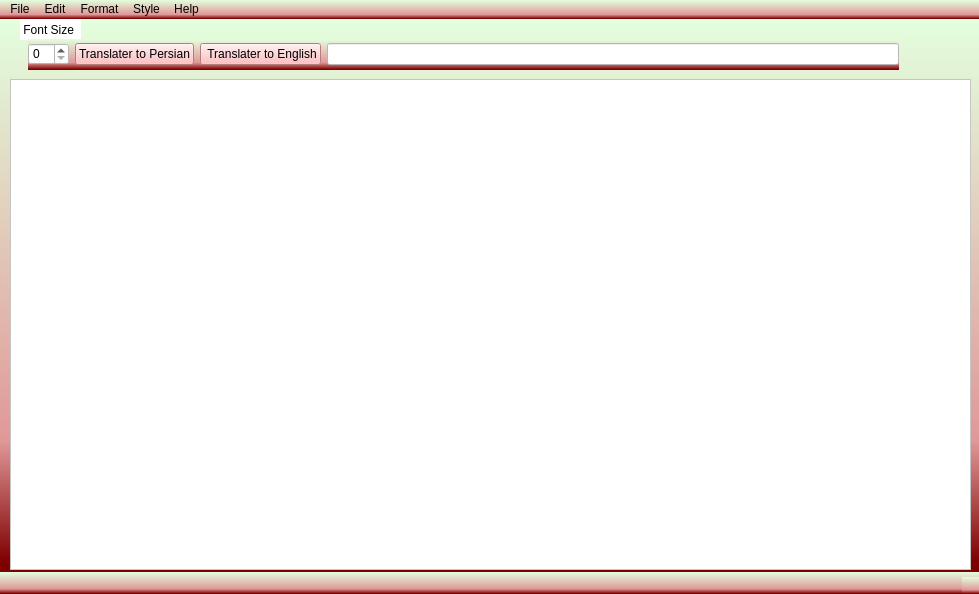
Before: the Qt Designer form design.ui in Hataee78/AP_Project_Mortazavi_Ataee_Haj, drawn with Qt 5.
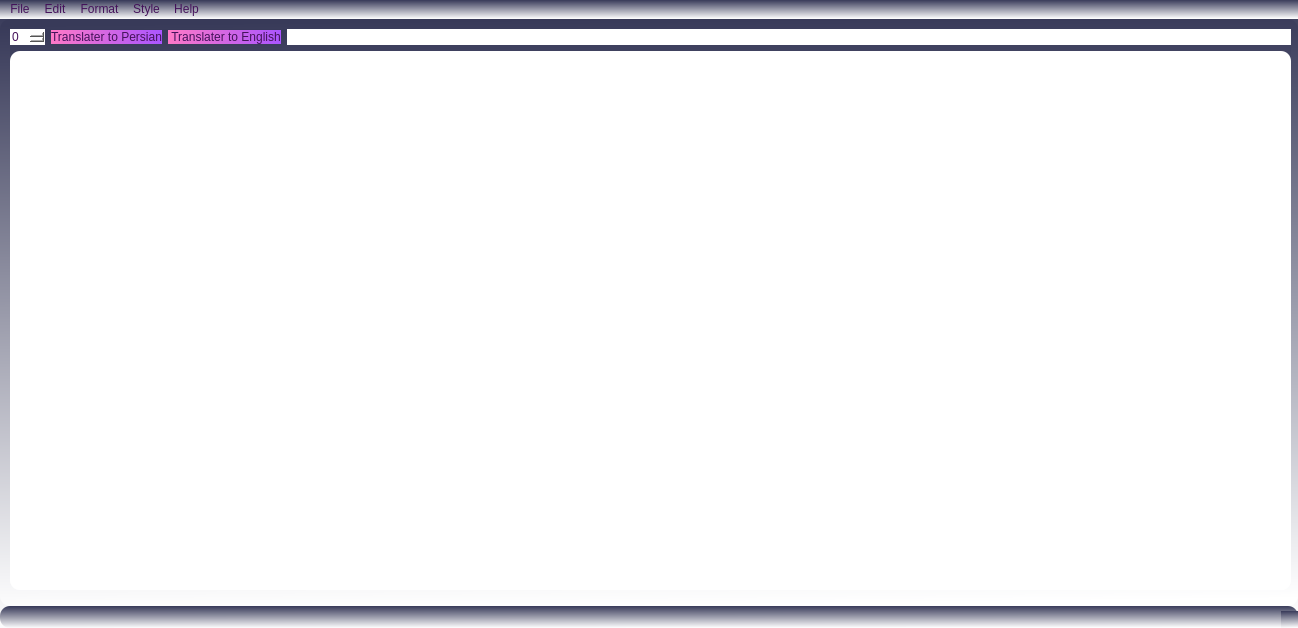
After: the same form once the commit is applied. Icons and pictures are not drawn.

```diff
--- a/design.ui
+++ b/design.ui
@@ -6,55 +6,32 @@
    <rect>
     <x>0</x>
     <y>0</y>
-    <width>979</width>
-    <height>594</height>
+    <width>1298</width>
+    <height>628</height>
    </rect>
   </property>
   <property name="windowTitle">
    <string>MainWindow</string>
   </property>
   <property name="styleSheet">
-   <string notr="true">background-color:qlineargradient(spread:pad, x1:0.483, y1:0, x2:0.483, y2:1, stop:0 rgba(227, 255, 221, 255), stop:0.761194 rgba(224, 152, 152, 255), stop:0.98 rgba(127, 0, 0, 255))</string>
+   <string notr="true">background-color: qlineargradient(spread:pad, x1:0.463, y1:0, x2:0.488, y2:1, stop:0 rgba(56, 58, 89, 255), stop:1 rgba(255, 255, 255, 255));
+color: rgb(68, 18, 90);
+selection-color: rgb(193, 92, 152);
+border-radius: 10px;
+</string>
   </property>
   <widget class="QWidget" name="centralwidget">
-   <widget class="QTextEdit" name="textEdit">
+   <widget class="QWidget" name="verticalLayoutWidget">
     <property name="geometry">
      <rect>
       <x>10</x>
-      <y>60</y>
-      <width>961</width>
-      <height>491</height>
+      <y>10</y>
+      <width>1281</width>
+      <height>561</height>
      </rect>
     </property>
-    <property name="styleSheet">
-     <string notr="true">QTextEdit { background-color: rgb(255, 255, 255)}</string>
-    </property>
-   </widget>
-   <widget class="QLabel" name="label">
-    <property name="geometry">
-     <rect>
-      <x>20</x>
-      <y>0</y>
-      <width>61</width>
-      <height>21</height>
-     </rect>
-    </property>
-    <property name="styleSheet">
-     <string notr="true">QLabel { background-color: white}</string>
-    </property>
-    <property name="text">
-     <string> Font Size</string>
-    </property>
-   </widget>
-   <widget class="QWidget" name="horizontalLayoutWidget">
-    <property name="geometry">
-     <rect>
-      <x>28</x>
-      <y>20</y>
-      <width>871</width>
-      <height>31</height>
-     </rect>
-    </property>
+    <layout class="QVBoxLayout" name="verticalLayout">
+     <item>
     <layout class="QHBoxLayout" name="horizontalLayout">
      <item>
       <widget class="QSpinBox" name="FontSize">
@@ -67,7 +44,10 @@
      <item>
       <widget class="QPushButton" name="Persian_pushButton">
        <property name="styleSheet">
-        <string notr="true">QPushButton { color: black; background-color:rgb(255, 172, 176)}
+          <string notr="true">QPushButton { 
+background-color: qlineargradient(spread:pad, x1:0, y1:0.511364, x2:1, y2:0.523, stop:0 rgba(254, 121, 199, 255), stop:1 rgba(170, 85, 255, 255));
+border-radius: 10px;
+}
 </string>
        </property>
        <property name="text">
@@ -78,7 +58,10 @@
      <item>
       <widget class="QPushButton" name="English_pushButton">
        <property name="styleSheet">
-        <string notr="true">QPushButton { color: black; background-color:rgb(255, 172, 176)}</string>
+          <string notr="true">QPushButton {
+background-color: qlineargradient(spread:pad, x1:0, y1:0.511364, x2:1, y2:0.523, stop:0 rgba(254, 121, 199, 255), stop:1 rgba(170, 85, 255, 255));
+border-radius: 10px;
+}</string>
        </property>
        <property name="text">
         <string> Translater to English</string>
@@ -93,6 +76,15 @@
       </widget>
      </item>
     </layout>
+     </item>
+     <item>
+      <widget class="QTextEdit" name="textEdit">
+       <property name="styleSheet">
+        <string notr="true">QTextEdit { background-color: rgb(255, 255, 255)}</string>
+       </property>
+      </widget>
+     </item>
+    </layout>
    </widget>
   </widget>
   <widget class="QStatusBar" name="statusbar"/>
@@ -101,7 +93,7 @@
     <rect>
      <x>0</x>
      <y>0</y>
-     <width>979</width>
+     <width>1298</width>
      <height>26</height>
     </rect>
    </property>
```
Lines whose indentation alone changed are shown as unchanged.
